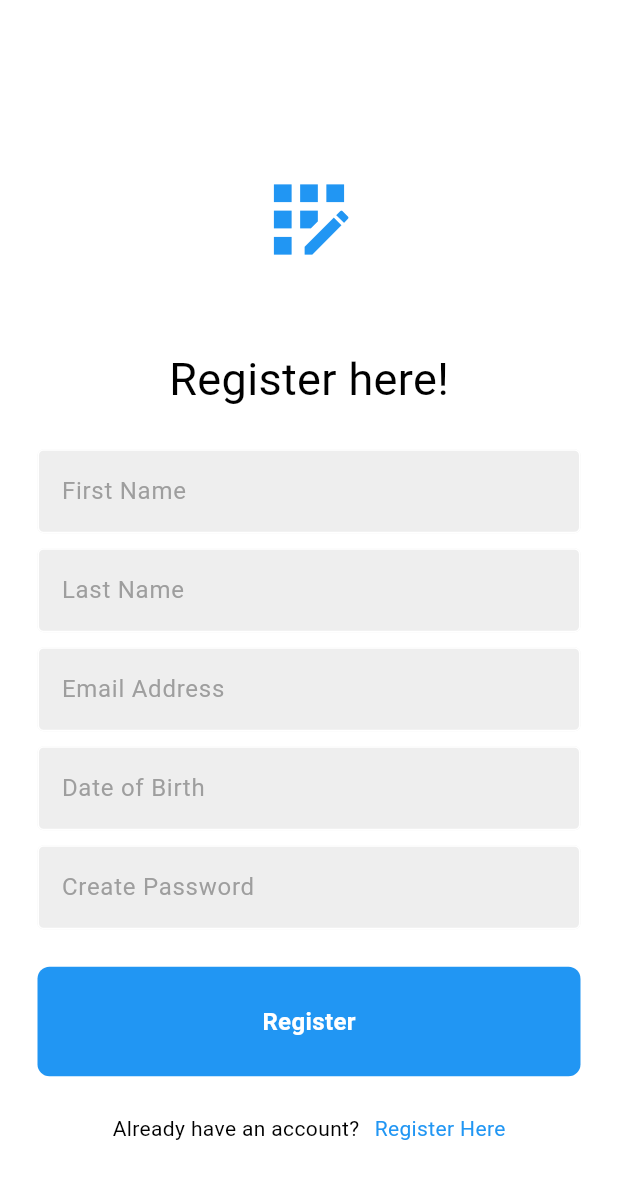
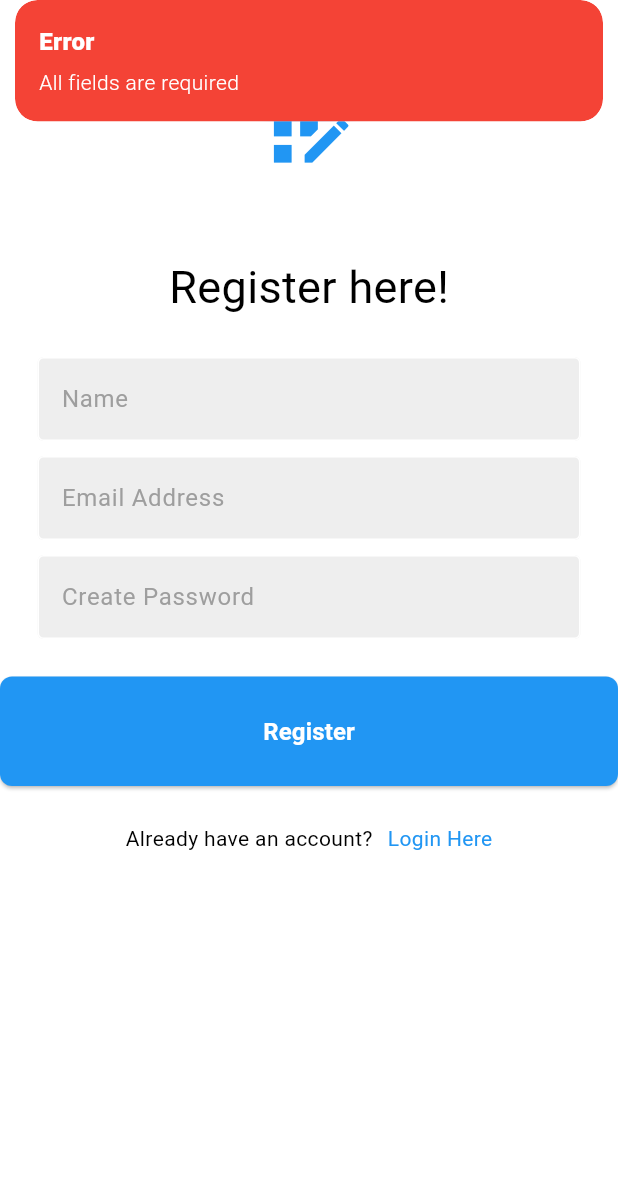
Before and after one commit to Adonias-hibeste/fmsapp, a Flutter app: the Signup screen opened directly, after a tap on "Register", on a phone screen of 412 x 824 dp. Shown: the top 1179 px of the screen. Run offline on Flutter 3.47's test engine with Material 3 defaults, Android fonts, the phone set to English and light mode, and no system bars; our stand-ins replace get.

Commit message:
Ui and authentication

```diff
--- /dev/null
+++ b/lib/constants/constants.dart
@@ -0,0 +1 @@
+const String url = 'http://172.29.224.1/api/';
--- /dev/null
+++ b/lib/controllers/authentication.dart
@@ -0,0 +1,216 @@
+import 'dart:convert';
+import 'package:flutter/material.dart';
+import 'package:get/get.dart';
+import 'package:http/http.dart' as http;
+import 'package:membermanagementsystem/constants/constants.dart';
+
+class AuthenticationController extends GetxController {
+  final isLoading = false.obs;
+
+  Future signup({
+    required String email,
+    required String password,
+    required String name,
+  }) async {
+    if (email.isEmpty || password.isEmpty || name.isEmpty) {
+      Get.snackbar(
+        'Error',
+        'All fields are required',
+        snackPosition: SnackPosition.TOP,
+        backgroundColor: Colors.red,
+        colorText: Colors.white,
+      );
+      return;
+    }
+
+    if (!GetUtils.isEmail(email)) {
+      Get.snackbar(
+        'Error',
+        'Invalid email format',
+        snackPosition: SnackPosition.TOP,
+        backgroundColor: Colors.red,
+        colorText: Colors.white,
+      );
+      return;
+    }
+
+    if (password.length < 6) {
+      Get.snackbar(
+        'Error',
+        'Password must be at least 6 characters long',
+        snackPosition: SnackPosition.TOP,
+        backgroundColor: Colors.red,
+        colorText: Colors.white,
+      );
+      return;
+    }
+
+    if (name.trim().isEmpty) {
+      Get.snackbar(
+        'Error',
+        'Name cannot be empty or just whitespace',
+        snackPosition: SnackPosition.TOP,
+        backgroundColor: Colors.red,
+        colorText: Colors.white,
+      );
+      return;
+    }
+
+    try {
+      isLoading.value = true;
+      var data = {
+        'email': email,
+        'password': password,
+        'name': name,
+      };
+      var response = await http.post(
+        Uri.parse(url + 'admin/register'),
+        headers: {
+          'Accept': 'application/json',
+          'Content-Type': 'application/json',
+        },
+        body: jsonEncode(data),
+      );
+      isLoading.value = false;
+
+      if (response.statusCode == 201) {
+        debugPrint('Registration successful: ${json.decode(response.body)}');
+        Get.snackbar(
+          'Success',
+          'Registered successfully',
+          snackPosition: SnackPosition.TOP,
+          backgroundColor: Colors.green,
+          colorText: Colors.white,
+        );
+        Get.offAllNamed('/Login');
+      } else {
+        final responseBody = json.decode(response.body);
+        if (responseBody != null && responseBody['message'] != null) {
+          final errorMessage = responseBody['message'];
+          Get.snackbar(
+            'Error',
+            errorMessage,
+            snackPosition: SnackPosition.TOP,
+            backgroundColor: Colors.red,
+            colorText: Colors.white,
+          );
+        } else {
+          Get.snackbar(
+            'Error',
+            'Registration failed',
+            snackPosition: SnackPosition.TOP,
+            backgroundColor: Colors.red,
+            colorText: Colors.white,
+          );
+        }
+      }
+    } catch (e) {
+      isLoading.value = false;
+      debugPrint('Error: $e');
+      Get.snackbar(
+        'Error',
+        'An error occurred: $e',
+        snackPosition: SnackPosition.TOP,
+        backgroundColor: Colors.red,
+        colorText: Colors.white,
+      );
+    }
+  }
+
+  Future login({
+    required String email,
+    required String password,
+  }) async {
+    if (email.isEmpty || password.isEmpty) {
+      Get.snackbar(
+        'Error',
+        'All fields are required',
+        snackPosition: SnackPosition.TOP,
+        backgroundColor: Colors.red,
+        colorText: Colors.white,
+      );
+      return;
+    }
+
+    if (!GetUtils.isEmail(email)) {
+      Get.snackbar(
+        'Error',
+        'Invalid email format',
+        snackPosition: SnackPosition.TOP,
+        backgroundColor: Colors.red,
+        colorText: Colors.white,
+      );
+      return;
+    }
+
+    if (password.length < 6) {
+      Get.snackbar(
+        'Error',
+        'Password must be at least 6 characters long',
+        snackPosition: SnackPosition.TOP,
+        backgroundColor: Colors.red,
+        colorText: Colors.white,
+      );
+      return;
+    }
+
+    try {
+      isLoading.value = true;
+      var data = {
+        'email': email,
+        'password': password,
+      };
+      var response = await http.post(
+        Uri.parse(url + 'admin/login'),
+        headers: {
+          'Accept': 'application/json',
+          'Content-Type': 'application/json',
+        },
+        body: jsonEncode(data),
+      );
+      isLoading.value = false;
+
+      if (response.statusCode == 200) {
+        debugPrint('Logged in successfully: ${json.decode(response.body)}');
+        Get.snackbar(
+          'Success',
+          'Login successful',
+          snackPosition: SnackPosition.TOP,
+          backgroundColor: Colors.green,
+          colorText: Colors.white,
+        );
+        Get.offAllNamed('/Blogs');
+      } else {
+        final responseBody = json.decode(response.body);
+        if (responseBody != null && responseBody['message'] != null) {
+          final errorMessage = responseBody['message'];
+          Get.snackbar(
+            'Error',
+            errorMessage,
+            snackPosition: SnackPosition.TOP,
+            backgroundColor: Colors.red,
+            colorText: Colors.white,
+          );
+        } else {
+          Get.snackbar(
+            'Error',
+            'Login failed',
+            snackPosition: SnackPosition.TOP,
+            backgroundColor: Colors.red,
+            colorText: Colors.white,
+          );
+        }
+      }
+    } catch (e) {
+      isLoading.value = false;
+      debugPrint('Error: $e');
+      Get.snackbar(
+        'Error',
+        'An error occurred: $e',
+        snackPosition: SnackPosition.TOP,
+        backgroundColor: Colors.red,
+        colorText: Colors.white,
+      );
+    }
+  }
+}
--- a/lib/pages/signup.dart
+++ b/lib/pages/signup.dart
@@ -1,8 +1,9 @@
 import 'package:flutter/material.dart';
+import 'package:get/get.dart';
 import 'package:membermanagementsystem/components/my_textfield.dart';
+import 'package:membermanagementsystem/controllers/authentication.dart';
 
 class Signup extends StatefulWidget {
-  Function()? onTap;
   Signup({super.key});
 
   @override
@@ -10,47 +11,42 @@ class Signup extends StatefulWidget {
 }
 
 class _SignupState extends State<Signup> {
-  final firstnamecontroller = TextEditingController();
-  final lastnamecontroller = TextEditingController();
+  final namecontroller = TextEditingController();
   final emailaddresscontroller = TextEditingController();
-  final dateofbirthcontroller = TextEditingController();
   final createpasswordcontroller = TextEditingController();
+  final AuthenticationController _authenticationController =
+      Get.put(AuthenticationController());
+  void signupUser() {}
+  void navigateToLogin() {
+    Navigator.pushNamed(context, '/Login'); // Navigate to the sign-up page
+  }
 
-  void signupUser() {}
   @override
   Widget build(BuildContext context) {
     return Scaffold(
       backgroundColor: Colors.white,
       body: SafeArea(
+        child: SingleChildScrollView(
+          // Added SingleChildScrollView
           child: Center(
-          child: Column(mainAxisAlignment: MainAxisAlignment.center, children: [
-            SizedBox(
-              height: 50,
-            ),
+            child: Column(
+              mainAxisAlignment: MainAxisAlignment.center,
+              children: [
+                SizedBox(height: 50),
                 Icon(
                   Icons.app_registration,
                   size: 70,
                   color: Colors.blue,
                 ),
-            SizedBox(
-              height: 50,
-            ),
+                SizedBox(height: 50),
                 Text(
                   'Register here!',
                   style: TextStyle(color: Colors.black, fontSize: 30),
                 ),
-            SizedBox(
-              height: 25,
-            ),
+                SizedBox(height: 25),
                 Mytextfield(
-              controller: firstnamecontroller,
-              hintText: 'First Name',
-              obscureText: false,
-            ),
-            SizedBox(height: 10),
-            Mytextfield(
-              controller: lastnamecontroller,
-              hintText: 'Last Name',
+                  controller: namecontroller,
+                  hintText: 'Name',
                   obscureText: false,
                 ),
                 SizedBox(height: 10),
@@ -61,34 +57,44 @@ class _SignupState extends State<Signup> {
                 ),
                 SizedBox(height: 10),
                 Mytextfield(
-              controller: dateofbirthcontroller,
-              hintText: 'Date of Birth',
-              obscureText: false,
-            ),
-            SizedBox(height: 10),
-            Mytextfield(
                   controller: createpasswordcontroller,
                   hintText: 'Create Password',
                   obscureText: true,
                 ),
                 SizedBox(height: 25),
-            GestureDetector(
-                onTap: signupUser,
-                child: Container(
+                ElevatedButton(
+                  onPressed: () async {
+                    await _authenticationController.signup(
+                      name: namecontroller.text.trim(),
+                      email: emailaddresscontroller.text.trim(),
+                      password: createpasswordcontroller.text.trim(),
+                    );
+                  },
+                  style: ElevatedButton.styleFrom(
                     padding: EdgeInsets.all(25),
-                  margin: EdgeInsets.symmetric(horizontal: 25),
-                  decoration: BoxDecoration(
-                      color: Colors.blue,
-                      borderRadius: BorderRadius.circular(8)),
-                  child: Center(
-                      child: Text(
+                    backgroundColor: Colors.blue,
+                    shape: RoundedRectangleBorder(
+                      borderRadius: BorderRadius.circular(8),
+                    ),
+                    minimumSize: Size(
+                        double.infinity, 60), // Adjust the height as needed
+                  ),
+                  child: Obx(() {
+                    return _authenticationController.isLoading.value
+                        ? const Center(
+                            child:
+                                CircularProgressIndicator(color: Colors.white),
+                          )
+                        : Text(
                             "Register",
                             style: TextStyle(
                               color: Colors.white,
                               fontWeight: FontWeight.bold,
-                        fontSize: 16),
-                  )),
-                )),
+                              fontSize: 16,
+                            ),
+                          );
+                  }),
+                ),
                 SizedBox(height: 25),
                 Row(
                   mainAxisAlignment: MainAxisAlignment.center,
@@ -100,13 +106,18 @@ class _SignupState extends State<Signup> {
                       ),
                     ),
                     SizedBox(width: 10),
-                Text(
-                  'Register Here',
+                    GestureDetector(
+                      onTap: navigateToLogin,
+                      child: Text(
+                        'Login Here',
                         style: TextStyle(color: Colors.blue),
                       ),
+                    ),
                   ],
-            )
-          ]),
+                ),
+              ],
+            ),
+          ),
         ),
       ),
     );
--- a/pubspec.yaml
+++ b/pubspec.yaml
@@ -30,7 +30,8 @@ environment:
 dependencies:
   flutter:
     sdk: flutter
-
+  http: ^1.2.2 # or the latest version
+  get: ^4.6.5 # Add this line
 
   # The following adds the Cupertino Icons font to your application.
   # Use with the CupertinoIcons class for iOS style icons.
```
Also changed, not shown: lib/main.dart (+27 -13 lines), lib/pages/Login.dart (+53 -81 lines), pubspec.lock. Lines whose indentation alone changed are shown as unchanged.
